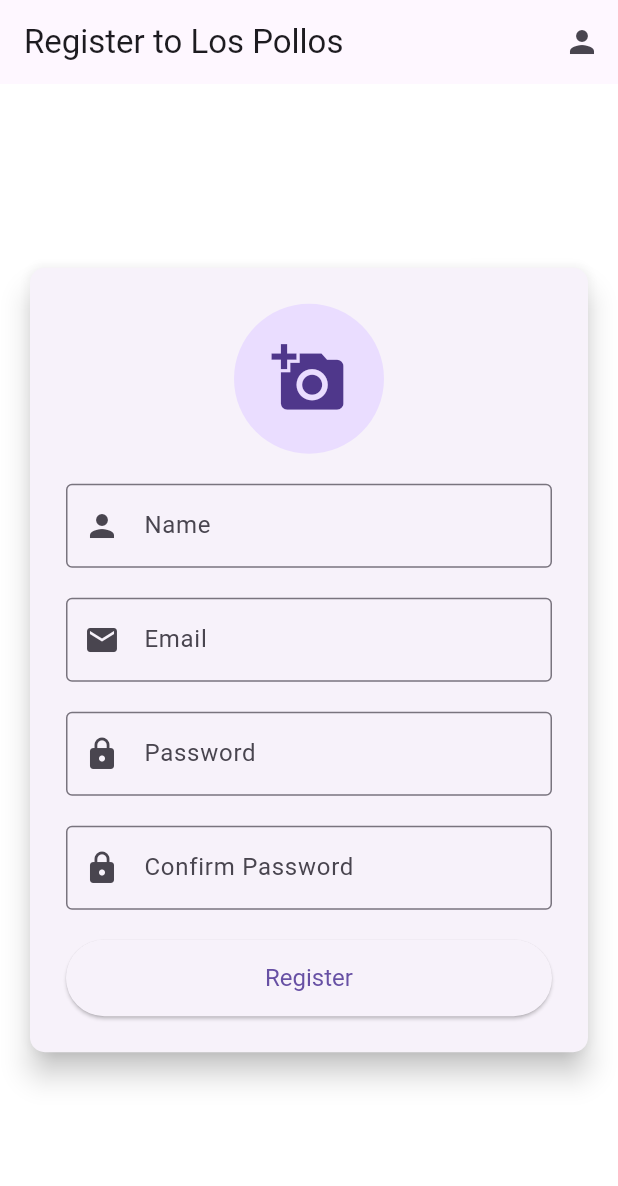
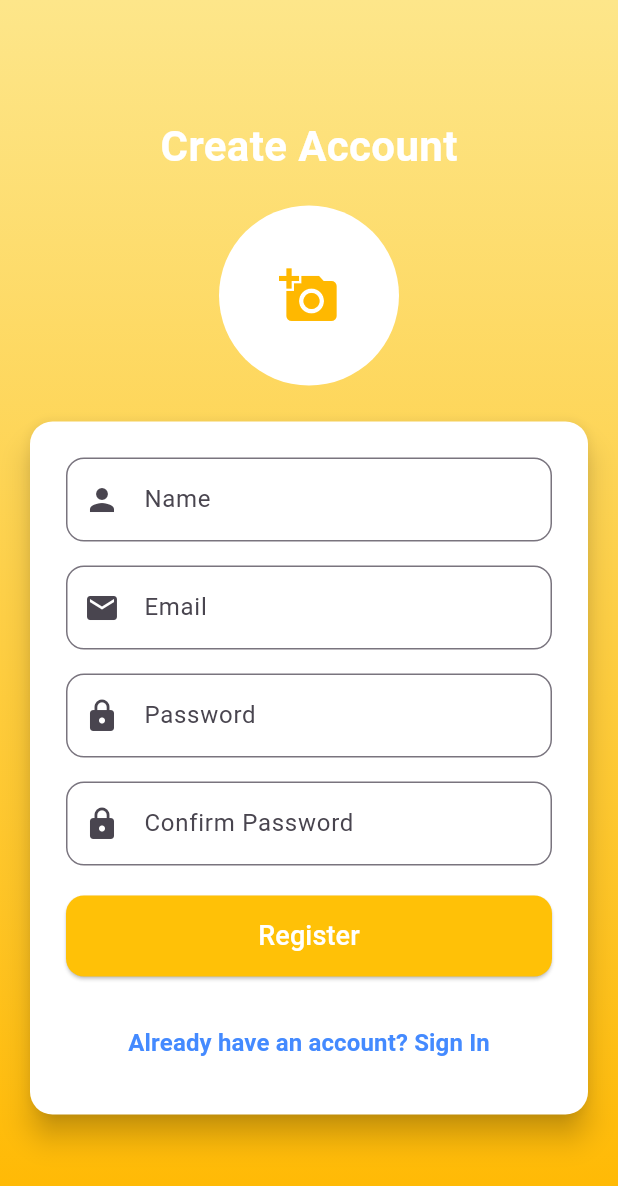
Before and after one commit to ahmedlabib02/Los-pollos, a Flutter app: the screen it shows after launch, after a tap on "Log In", after a tap on "Don't have an account? Sign Up", on a phone screen of 412 x 824 dp. Shown: the top 1186 px of the screen. Run offline on Flutter 3.47's test engine with Material 3 defaults, Android fonts, the phone set to English and light mode, and no system bars; our stand-ins replace cloud_firestore, dropdown_button2, firebase_auth, firebase_core, firebase_messaging, firebase_storage and 6 more; missing offline and left inert: flutter_stripe, googleapis; accounts and stored records are empty; Roboto replaces fonts that are missing (Mada); key blocks and very long unbroken strings in the code were emptied for the run.

Commit message:
styling login screen

```diff
--- a/lib/screens/authenticate/register.dart
+++ b/lib/screens/authenticate/register.dart
@@ -16,27 +16,21 @@ class Register extends StatefulWidget {
 }
 
 class _RegisterState extends State<Register> {
-  // Form key for validation
   final _formKey = GlobalKey<FormState>();
-
-  // Instance of AuthService
   final AuthService _authService = AuthService();
 
-  // Controllers for text fields
   final TextEditingController _nameController = TextEditingController();
   final TextEditingController _emailController = TextEditingController();
   final TextEditingController _passwordController = TextEditingController();
   final TextEditingController _confirmPasswordController =
       TextEditingController();
 
-  // State variables
   bool _isLoading = false;
   String? _errorMessage;
   File? _selectedImage;
-  String _imageUrl = ''; // Store the URL of the uploaded image
+  String _imageUrl = '';
   late ImagePicker imagePicker;
 
-  // Dispose controllers to free resources
   @override
   void dispose() {
     _nameController.dispose();
@@ -46,35 +40,30 @@ class _RegisterState extends State<Register> {
     super.dispose();
   }
 
-  // Registration method
+  @override
+  void initState() {
+    super.initState();
+    imagePicker = ImagePicker();
+  }
+
   Future<void> _register() async {
     if (_formKey.currentState!.validate()) {
-      // Start loading
       setState(() {
         _isLoading = true;
         _errorMessage = null;
       });
 
       try {
-        // If there is an image, upload it
         if (_selectedImage != null) {
           String imageUrl = await _uploadImageToFirebase(_selectedImage!);
-          if (imageUrl.isEmpty) {
-            setState(() {
-              _errorMessage = 'Failed to upload image';
-            });
-            _imageUrl = '';
-          } else {
           _imageUrl = imageUrl;
         }
-        }
 
-        // Attempt to register the user with the image URL
         await _authService.registerClient(
           email: _emailController.text,
           password: _passwordController.text,
           name: _nameController.text,
-          imageUrl: _imageUrl, // Send the image URL to Firebase
+          imageUrl: _imageUrl,
         );
       } on FirebaseAuthException catch (e) {
         setState(() {
@@ -85,7 +74,6 @@ class _RegisterState extends State<Register> {
           _errorMessage = 'An unexpected error occurred.';
         });
       } finally {
-        // Stop loading
         setState(() {
           _isLoading = false;
         });
@@ -93,45 +81,28 @@ class _RegisterState extends State<Register> {
     }
   }
 
-  @override
-  void initState() {
-    super.initState();
-    imagePicker = ImagePicker(); // Initialize the picker
-  }
-
-  // Method to upload image to Firebase Storage
   Future<String> _uploadImageToFirebase(File image) async {
     try {
-      // Create a unique ID for the image
       String fileName = Uuid().v4();
-      // Create a reference to the Firebase Storage
       Reference storageRef =
           FirebaseStorage.instance.ref().child('profile_images/$fileName.jpg');
-
-      // Upload the image to Firebase Storage
       UploadTask uploadTask = storageRef.putFile(image);
-
-      TaskSnapshot snapshot = await uploadTask.whenComplete(() => null);
-      // Get the image URL
-      String imageUrl = await snapshot.ref.getDownloadURL();
-
-      return imageUrl;
+      TaskSnapshot snapshot = await uploadTask;
+      return await snapshot.ref.getDownloadURL();
     } catch (e) {
       print('Failed to upload image: $e');
-      return ''; // Return empty string if upload fails
+      return '';
     }
   }
 
-  // Image picker method
   Future<void> _pickImage() async {
     try {
       final pickedFile = await imagePicker.pickImage(
-        source: ImageSource.gallery, // Or ImageSource.camera
+        source: ImageSource.gallery,
         maxHeight: 300,
         maxWidth: 300,
-        imageQuality: 80, // Compress image
+        imageQuality: 80,
       );
-
       if (pickedFile != null) {
         setState(() {
           _selectedImage = File(pickedFile.path);
@@ -144,146 +115,125 @@ class _RegisterState extends State<Register> {
     }
   }
 
-  // Build method for UI
   @override
   Widget build(BuildContext context) {
+    const Color gradientStart = Color(0xFFFDE68A);
+    const Color gradientEnd = Color(0xFFFFB800);
+    const Color primaryColor = Color(0xFFFFC107);
+    const Color backgroundColor = Colors.white;
+
     return _isLoading
         ? const Loading()
         : Scaffold(
-            appBar: AppBar(
-              title: const Text('Register to Los Pollos'),
-              actions: [
-                IconButton(
-                  icon: const Icon(Icons.person),
-                  tooltip: 'Sign In',
-                  onPressed: () => widget.toggleView(),
+            body: Container(
+              decoration: const BoxDecoration(
+                gradient: LinearGradient(
+                  begin: Alignment.topCenter,
+                  end: Alignment.bottomCenter,
+                  colors: [gradientStart, gradientEnd],
                 ),
-              ],
               ),
-            body: Center(
+              child: Center(
                 child: SingleChildScrollView(
                   padding: const EdgeInsets.all(16.0),
-                child: Card(
+                  child: Column(
+                    mainAxisAlignment: MainAxisAlignment.center,
+                    children: [
+                      const Text(
+                        'Create Account',
+                        style: TextStyle(
+                          fontSize: 28,
+                          fontWeight: FontWeight.bold,
+                          color: Colors.white,
+                        ),
+                      ),
+                      const SizedBox(height: 20),
+
+                      // Image Picker
+                      GestureDetector(
+                        onTap: _pickImage,
+                        child: CircleAvatar(
+                          radius: 60,
+                          backgroundColor: Colors.white,
+                          backgroundImage: _selectedImage != null
+                              ? FileImage(_selectedImage!)
+                              : null,
+                          child: _selectedImage == null
+                              ? const Icon(Icons.add_a_photo,
+                                  size: 40, color: gradientEnd)
+                              : null,
+                        ),
+                      ),
+                      const SizedBox(height: 20),
+
+                      // Form Card
+                      Card(
+                        color: backgroundColor,
                         elevation: 8.0,
                         shape: RoundedRectangleBorder(
-                      borderRadius: BorderRadius.circular(10)),
+                          borderRadius: BorderRadius.circular(15.0),
+                        ),
                         child: Padding(
                           padding: const EdgeInsets.all(24.0),
                           child: Form(
                             key: _formKey,
                             child: Column(
                               children: [
-                          GestureDetector(
-                            onTap: _pickImage,
-                            child: CircleAvatar(
+                                _buildTextField(
+                                    _nameController, 'Name', Icons.person),
+                                const SizedBox(height: 16),
+                                _buildTextField(
+                                    _emailController, 'Email', Icons.email),
+                                const SizedBox(height: 16),
+                                _buildTextField(
+                                    _passwordController, 'Password', Icons.lock,
+                                    isObscure: true),
+                                const SizedBox(height: 16),
+                                _buildTextField(_confirmPasswordController,
+                                    'Confirm Password', Icons.lock,
+                                    isObscure: true),
+                                const SizedBox(height: 20),
 
-                              radius: 50,
-                              backgroundImage: _selectedImage != null
-                                  ? FileImage(_selectedImage!)
-                                  : null,
-                              child: _selectedImage == null
-                                  ? const Icon(Icons.add_a_photo, size: 50)
-                                  : null,
-                            ),
-                          ),
-                          const SizedBox(height: 20),
-                          // Other form fields go here
-                          // Name Field
-                          TextFormField(
-                            controller: _nameController,
-                            decoration: const InputDecoration(
-                              labelText: 'Name',
-                              prefixIcon: Icon(Icons.person),
-                              border: OutlineInputBorder(),
-                            ),
-                            validator: (value) {
-                              if (value == null || value.isEmpty) {
-                                return 'Please enter your name';
-                              }
-                              return null;
-                            },
-                          ),
-                          const SizedBox(height: 20),
-                          // Email Field
-                          TextFormField(
-                            controller: _emailController,
-                            decoration: const InputDecoration(
-                              labelText: 'Email',
-                              prefixIcon: Icon(Icons.email),
-                              border: OutlineInputBorder(),
-                            ),
-                            keyboardType: TextInputType.emailAddress,
-                            validator: (value) {
-                              if (value == null || value.isEmpty) {
-                                return 'Please enter your email';
-                              }
-                              final emailRegex = RegExp(
-                                  r"^[a-zA-Z0-9.a-zA-Z0-9.!#$%&'*+/=?^_`{|}~-]+@"
-                                  r"[a-zA-Z0-9]+\.[a-zA-Z]+");
-                              if (!emailRegex.hasMatch(value)) {
-                                return 'Please enter a valid email';
-                              }
-                              return null;
-                            },
-                          ),
-                          const SizedBox(height: 20),
-                          // Password Field
-                          TextFormField(
-                            controller: _passwordController,
-                            decoration: const InputDecoration(
-                              labelText: 'Password',
-                              prefixIcon: Icon(Icons.lock),
-                              border: OutlineInputBorder(),
-                            ),
-                            obscureText: true,
-                            validator: (value) {
-                              if (value == null || value.isEmpty) {
-                                return 'Please enter your password';
-                              }
-                              if (value.length < 6) {
-                                return 'Password must be at least 6 characters';
-                              }
-                              return null;
-                            },
-                          ),
-                          const SizedBox(height: 20),
-                          // Confirm Password Field
-                          TextFormField(
-                            controller: _confirmPasswordController,
-                            decoration: const InputDecoration(
-                              labelText: 'Confirm Password',
-                              prefixIcon: Icon(Icons.lock),
-                              border: OutlineInputBorder(),
-                            ),
-                            obscureText: true,
-                            validator: (value) {
-                              if (value == null || value.isEmpty) {
-                                return 'Please confirm your password';
-                              }
-                              if (value != _passwordController.text) {
-                                return 'Passwords do not match';
-                              }
-                              return null;
-                            },
-                          ),
-                          const SizedBox(height: 20),
                                 // Error Message
                                 if (_errorMessage != null)
                                   Text(
                                     _errorMessage!,
                                     style: const TextStyle(color: Colors.red),
                                   ),
-                          if (_errorMessage != null) const SizedBox(height: 10),
+
                                 // Register Button
                                 SizedBox(
                                   width: double.infinity,
                                   child: ElevatedButton(
                                     onPressed: _register,
-                              child: const Text('Register'),
                                     style: ElevatedButton.styleFrom(
-                                padding:
-                                    const EdgeInsets.symmetric(vertical: 16.0),
-                                textStyle: const TextStyle(fontSize: 16),
+                                      backgroundColor: primaryColor,
+                                      padding: const EdgeInsets.symmetric(
+                                        vertical: 14.0,
+                                      ),
+                                      shape: RoundedRectangleBorder(
+                                        borderRadius:
+                                            BorderRadius.circular(12.0),
+                                      ),
+                                    ),
+                                    child: const Text(
+                                      'Register',
+                                      style: TextStyle(
+                                          fontSize: 18, color: Colors.white),
+                                    ),
+                                  ),
+                                ),
+                                const SizedBox(height: 20),
+
+                                // Return to Sign In
+                                TextButton(
+                                  onPressed: () => widget.toggleView(),
+                                  child: const Text(
+                                    'Already have an account? Sign In',
+                                    style: TextStyle(
+                                      color: Colors.blueAccent,
+                                      fontSize: 16,
+                                      fontWeight: FontWeight.w600,
                                     ),
                                   ),
                                 ),
@@ -292,8 +242,33 @@ class _RegisterState extends State<Register> {
                           ),
                         ),
                       ),
+                    ],
+                  ),
+                ),
               ),
             ),
           );
   }
+
+  Widget _buildTextField(
+      TextEditingController controller, String label, IconData icon,
+      {bool isObscure = false}) {
+    return TextFormField(
+      controller: controller,
+      obscureText: isObscure,
+      decoration: InputDecoration(
+        labelText: label,
+        prefixIcon: Icon(icon),
+        border: OutlineInputBorder(
+          borderRadius: BorderRadius.circular(12.0),
+        ),
+      ),
+      validator: (value) {
+        if (value == null || value.isEmpty) {
+          return 'Please enter your $label';
         }
+        return null;
+      },
+    );
+  }
+}
--- a/lib/screens/authenticate/sign_in.dart
+++ b/lib/screens/authenticate/sign_in.dart
@@ -39,8 +39,8 @@ class _SignInState extends State<SignIn> {
 
       try {
         await _authService.signInWithEmailAndPassword(
-          email: _emailController.text,
-          password: _passwordController.text,
+          email: _emailController.text.trim(),
+          password: _passwordController.text.trim(),
         );
       } on FirebaseAuthException catch (e) {
         setState(() {
@@ -60,37 +60,60 @@ class _SignInState extends State<SignIn> {
 
   @override
   Widget build(BuildContext context) {
-    // Define your app's color scheme here
     const Color primaryColor = Color(0xFFFFC107); // Yellow
-    const Color backgroundColor = Color(0xFFF5F5F5); // Light Gray
-    const Color textColor = Colors.black87;
+    const Color gradientStart = Color(0xFFFDE68A);
+    const Color gradientEnd = Color(0xFFFFB800);
+    const Color backgroundColor = Colors.white;
 
     return Scaffold(
-      backgroundColor: backgroundColor,
-      body: Center(
+      body: Container(
+        decoration: const BoxDecoration(
+          gradient: LinearGradient(
+            begin: Alignment.topCenter,
+            end: Alignment.bottomCenter,
+            colors: [gradientStart, gradientEnd],
+          ),
+        ),
+        child: Center(
           child: SingleChildScrollView(
             padding: const EdgeInsets.all(16.0),
             child: Column(
               mainAxisAlignment: MainAxisAlignment.center,
               children: [
-              // App Logo or Title
+                // Logo Section
+                const CircleAvatar(
+                  radius: 50,
+                  backgroundColor: Colors.white,
+                  child: Icon(
+                    Icons.person_rounded,
+                    size: 50,
+                    color: gradientEnd,
+                  ),
+                ),
+                const SizedBox(height: 20),
+
+                // Title
                 const Text(
                   'Welcome Back!',
                   style: TextStyle(
                     fontSize: 28,
                     fontWeight: FontWeight.bold,
-                  color: textColor,
+                    color: Colors.white,
                   ),
                 ),
-              const SizedBox(height: 10),
+                const SizedBox(height: 8),
                 const Text(
                   'Sign in to continue',
-                style: TextStyle(fontSize: 16, color: textColor),
+                  style: TextStyle(
+                    fontSize: 16,
+                    color: Colors.white70,
+                  ),
                 ),
                 const SizedBox(height: 40),
 
                 // Login Form Card
                 Card(
+                  color: backgroundColor,
                   elevation: 8.0,
                   shape: RoundedRectangleBorder(
                     borderRadius: BorderRadius.circular(15.0),
@@ -107,25 +130,13 @@ class _SignInState extends State<SignIn> {
                             decoration: InputDecoration(
                               labelText: 'Email',
                               prefixIcon: const Icon(Icons.email),
-                            filled: true,
-                            fillColor: Colors.white,
                               border: OutlineInputBorder(
                                 borderRadius: BorderRadius.circular(12.0),
-                              borderSide: BorderSide.none,
                               ),
                             ),
-                          validator: (value) {
-                            if (value == null || value.isEmpty) {
-                              return 'Please enter your email';
-                            }
-                            final emailRegex = RegExp(
-                                r"^[a-zA-Z0-9.a-zA-Z0-9.!#$%&'*+/=?^_`{|}~-]+@"
-                                r"[a-zA-Z0-9]+\.[a-zA-Z]+");
-                            if (!emailRegex.hasMatch(value)) {
-                              return 'Please enter a valid email';
-                            }
-                            return null;
-                          },
+                            validator: (value) => value == null || value.isEmpty
+                                ? 'Please enter your email'
+                                : null,
                           ),
                           const SizedBox(height: 20),
 
@@ -136,22 +147,31 @@ class _SignInState extends State<SignIn> {
                             decoration: InputDecoration(
                               labelText: 'Password',
                               prefixIcon: const Icon(Icons.lock),
-                            filled: true,
-                            fillColor: Colors.white,
                               border: OutlineInputBorder(
                                 borderRadius: BorderRadius.circular(12.0),
-                              borderSide: BorderSide.none,
                               ),
                             ),
-                          validator: (value) {
-                            if (value == null || value.isEmpty) {
-                              return 'Please enter your password';
-                            }
-                            if (value.length < 6) {
-                              return 'Password must be at least 6 characters';
-                            }
-                            return null;
+                            validator: (value) => value == null || value.isEmpty
+                                ? 'Please enter your password'
+                                : null,
+                          ),
+                          const SizedBox(height: 10),
+
+                          // Forgot Password
+                          Align(
+                            alignment: Alignment.centerRight,
+                            child: TextButton(
+                              onPressed: () {
+                                // Forgot Password logic
                               },
+                              child: const Text(
+                                'Forgot Password?',
+                                style: TextStyle(
+                                  color: Colors.blue,
+                                  fontWeight: FontWeight.w600,
+                                ),
+                              ),
+                            ),
                           ),
                           const SizedBox(height: 10),
 
@@ -161,7 +181,8 @@ class _SignInState extends State<SignIn> {
                               _errorMessage!,
                               style: const TextStyle(color: Colors.red),
                             ),
-                        const SizedBox(height: 20),
+
+                          const SizedBox(height: 10),
 
                           // Sign-In Button
                           SizedBox(
@@ -172,40 +193,34 @@ class _SignInState extends State<SignIn> {
                                 backgroundColor: primaryColor,
                                 foregroundColor: Colors.white,
                                 padding: const EdgeInsets.symmetric(
-                                  vertical: 16.0, horizontal: 12.0),
-                              textStyle: const TextStyle(
-                                  fontSize: 18, fontWeight: FontWeight.bold),
+                                  vertical: 14.0,
+                                ),
                                 shape: RoundedRectangleBorder(
                                   borderRadius: BorderRadius.circular(12.0),
                                 ),
                               ),
                               child: _isLoading
-                                ? const SizedBox(
-                                    width: 24,
-                                    height: 24,
-                                    child: CircularProgressIndicator(
+                                  ? const CircularProgressIndicator(
                                       valueColor: AlwaysStoppedAnimation<Color>(
                                           Colors.white),
+                                    )
+                                  : const Text(
+                                      'Log In',
+                                      style: TextStyle(fontSize: 18),
                                     ),
-                                  )
-                                : const Text('Log In'),
                             ),
                           ),
                           const SizedBox(height: 10),
 
-                        // Forgot Password & Sign Up Link
-                        TextButton(
-                          onPressed: () {}, // Handle Forgot Password
-                          child: const Text(
-                            'Forgot Password?',
-                            style: TextStyle(color: Colors.blue),
-                          ),
-                        ),
+                          // Don't Have an Account? Sign Up
                           TextButton(
                             onPressed: () => widget.toggleView(),
                             child: const Text(
                               'Don\'t have an account? Sign Up',
-                            style: TextStyle(color: Colors.blue),
+                              style: TextStyle(
+                                color: Colors.blue,
+                                fontWeight: FontWeight.w600,
+                              ),
                             ),
                           ),
                         ],
@@ -217,6 +232,7 @@ class _SignInState extends State<SignIn> {
             ),
           ),
         ),
+      ),
     );
   }
 }
```
Lines whose indentation alone changed are shown as unchanged.
